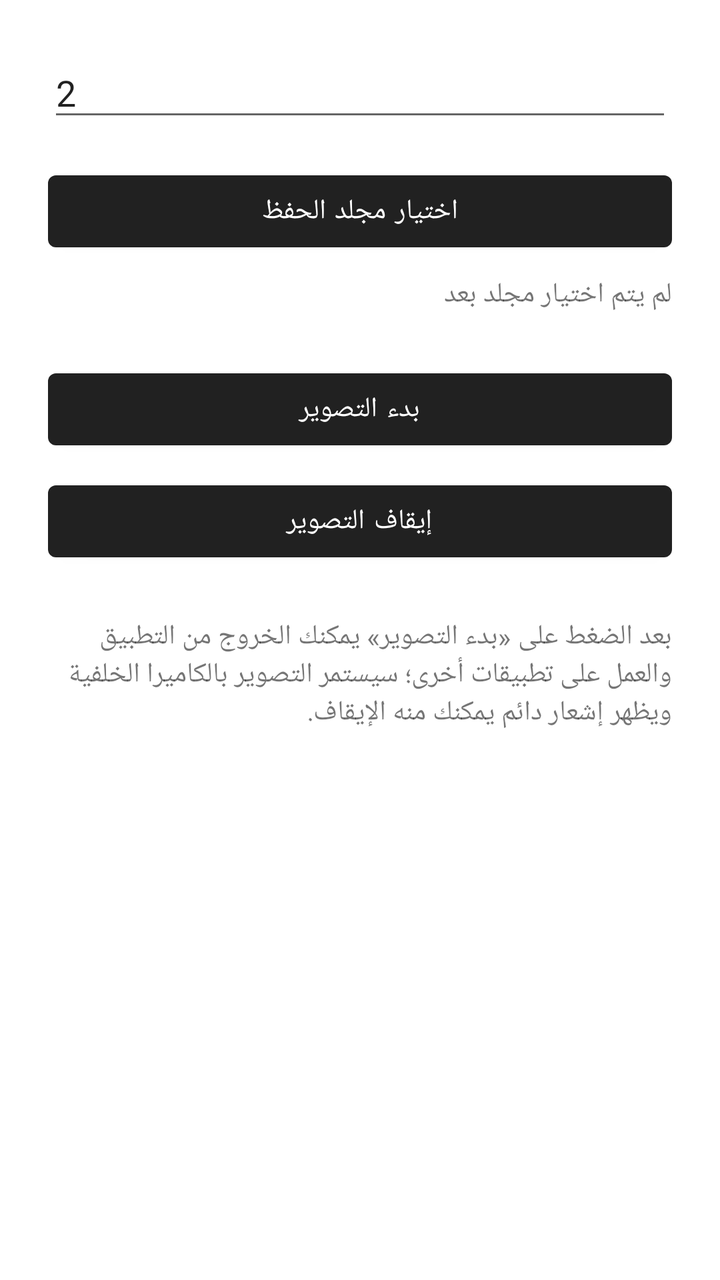
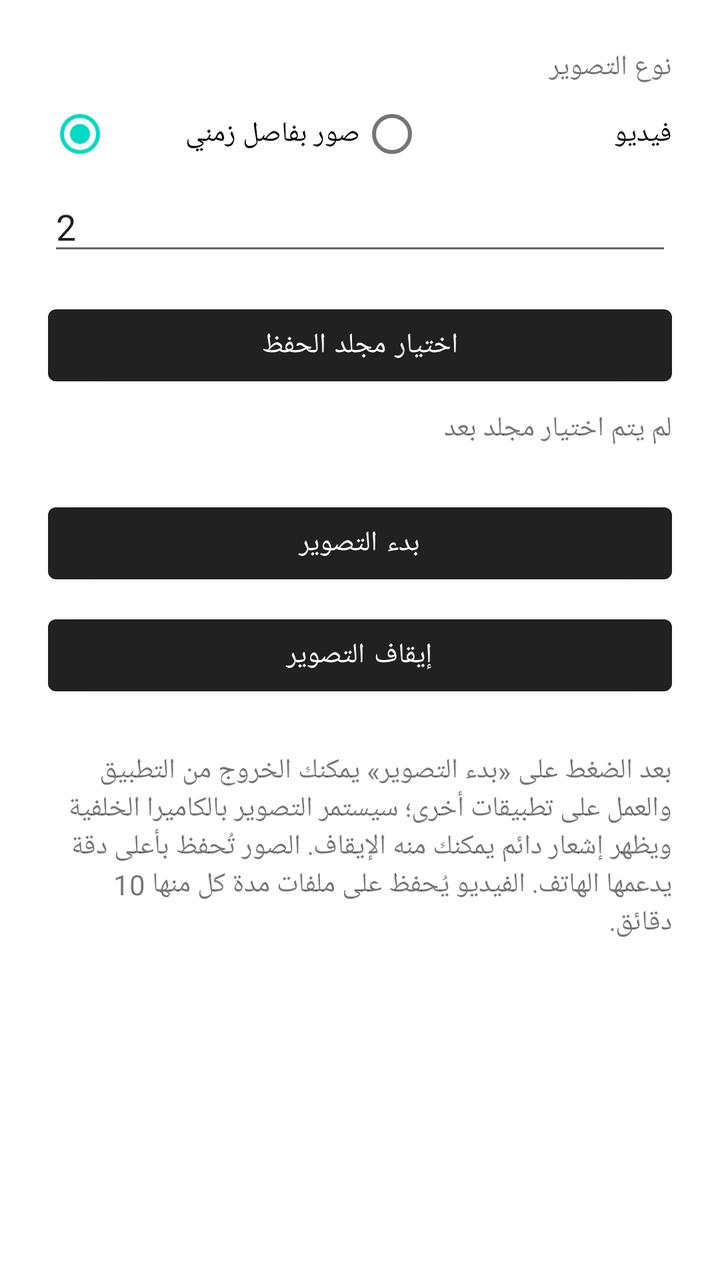

Before-and-after screenshots of an Android layout around one commit, followed by the original layout XML and the change that was made.
<!-- AndroidManifest.xml: application theme Theme.IntervalCam -->
<!-- res/layout/activity_main.xml -->
<?xml version="1.0" encoding="utf-8"?>
<ScrollView xmlns:android="http://schemas.android.com/apk/res/android"
    android:layout_width="match_parent"
    android:layout_height="match_parent"
    android:fillViewport="true">

    <LinearLayout
        android:layout_width="match_parent"
        android:layout_height="wrap_content"
        android:orientation="vertical"
        android:padding="24dp">

        <EditText
            android:id="@+id/etInterval"
            android:layout_width="match_parent"
            android:layout_height="wrap_content"
            android:hint="@string/interval_hint"
            android:importantForAutofill="no"
            android:inputType="numberDecimal"
            android:text="2" />

        <Button
            android:id="@+id/btnFolder"
            android:layout_width="match_parent"
            android:layout_height="wrap_content"
            android:layout_marginTop="16dp"
            android:text="@string/choose_folder" />

        <TextView
            android:id="@+id/tvFolder"
            android:layout_width="match_parent"
            android:layout_height="wrap_content"
            android:layout_marginTop="8dp"
            android:text="@string/no_folder" />

        <Button
            android:id="@+id/btnStart"
            android:layout_width="match_parent"
            android:layout_height="wrap_content"
            android:layout_marginTop="24dp"
            android:text="@string/start" />

        <Button
            android:id="@+id/btnStop"
            android:layout_width="match_parent"
            android:layout_height="wrap_content"
            android:layout_marginTop="8dp"
            android:text="@string/stop" />

        <TextView
            android:layout_width="match_parent"
            android:layout_height="wrap_content"
            android:layout_marginTop="24dp"
            android:text="@string/note" />
    </LinearLayout>
</ScrollView>
<!-- resources referenced by this layout -->
<resources>
  <string name="choose_folder">اختيار مجلد الحفظ</string>
  <string name="interval_hint">الفترة بين الصور (بالثواني)</string>
  <string name="no_folder">لم يتم اختيار مجلد بعد</string>
  <string name="note">بعد الضغط على «بدء التصوير» يمكنك الخروج من التطبيق والعمل على تطبيقات أخرى؛ سيستمر التصوير بالكاميرا الخلفية ويظهر إشعار دائم يمكنك منه الإيقاف.</string>
  <string name="start">بدء التصوير</string>
  <string name="stop">إيقاف التصوير</string>
  <style name="Theme.IntervalCam" parent="Theme.MaterialComponents.DayNight.DarkActionBar" />
</resources>

<!-- the commit's change to res/layout/activity_main.xml (unified diff, before → after) -->
@@ -10,14 +10,73 @@
         android:orientation="vertical"
         android:padding="24dp">
 
-        <EditText
-            android:id="@+id/etInterval"
+        <TextView
             android:layout_width="match_parent"
             android:layout_height="wrap_content"
-            android:hint="@string/interval_hint"
-            android:importantForAutofill="no"
-            android:inputType="numberDecimal"
-            android:text="2" />
+            android:text="@string/mode_label" />
+
+        <RadioGroup
+            android:id="@+id/rgMode"
+            android:layout_width="match_parent"
+            android:layout_height="wrap_content"
+            android:orientation="horizontal">
+
+            <RadioButton
+                android:id="@+id/rbPhoto"
+                android:layout_width="0dp"
+                android:layout_height="wrap_content"
+                android:layout_weight="1"
+                android:checked="true"
+                android:text="@string/mode_photo" />
+
+            <RadioButton
+                android:id="@+id/rbVideo"
+                android:layout_width="0dp"
+                android:layout_height="wrap_content"
+                android:layout_weight="1"
+                android:text="@string/mode_video" />
+        </RadioGroup>
+
+        <LinearLayout
+            android:id="@+id/llPhoto"
+            android:layout_width="match_parent"
+            android:layout_height="wrap_content"
+            android:orientation="vertical">
+
+            <EditText
+                android:id="@+id/etInterval"
+                android:layout_width="match_parent"
+                android:layout_height="wrap_content"
+                android:hint="@string/interval_hint"
+                android:importantForAutofill="no"
+                android:inputType="numberDecimal"
+                android:text="2" />
+        </LinearLayout>
+
+        <LinearLayout
+            android:id="@+id/llVideo"
+            android:layout_width="match_parent"
+            android:layout_height="wrap_content"
+            android:orientation="vertical"
+            android:visibility="gone">
+
+            <TextView
+                android:layout_width="match_parent"
+                android:layout_height="wrap_content"
+                android:text="@string/video_quality_label" />
+
+            <Spinner
+                android:id="@+id/spQuality"
+                android:layout_width="match_parent"
+                android:layout_height="wrap_content" />
+
+            <CheckBox
+                android:id="@+id/cbAudio"
+                android:layout_width="match_parent"
+                android:layout_height="wrap_content"
+                android:checked="true"
+                android:text="@string/video_audio" />
+        </LinearLayout>
 
         <Button
             android:id="@+id/btnFolder"
<!-- resource entries referenced after the edit -->
@@ -2,10 +2,15 @@
 <resources>
   <string name="choose_folder">اختيار مجلد الحفظ</string>
   <string name="interval_hint">الفترة بين الصور (بالثواني)</string>
+  <string name="mode_label">نوع التصوير</string>
+  <string name="mode_photo">صور بفاصل زمني</string>
+  <string name="mode_video">فيديو</string>
   <string name="no_folder">لم يتم اختيار مجلد بعد</string>
-  <string name="note">بعد الضغط على «بدء التصوير» يمكنك الخروج من التطبيق والعمل على تطبيقات أخرى؛ سيستمر التصوير بالكاميرا الخلفية ويظهر إشعار دائم يمكنك منه الإيقاف.</string>
+  <string name="note">بعد الضغط على «بدء التصوير» يمكنك الخروج من التطبيق والعمل على تطبيقات أخرى؛ سيستمر التصوير بالكاميرا الخلفية ويظهر إشعار دائم يمكنك منه الإيقاف. الصور تُحفظ بأعلى دقة يدعمها الهاتف. الفيديو يُحفظ على ملفات مدة كل منها 10 دقائق.</string>
   <string name="start">بدء التصوير</string>
   <string name="stop">إيقاف التصوير</string>
+  <string name="video_audio">تسجيل الصوت مع الفيديو</string>
+  <string name="video_quality_label">جودة الفيديو</string>
   <style name="Theme.IntervalCam" parent="Theme.MaterialComponents.DayNight.DarkActionBar" />
 </resources>
 
